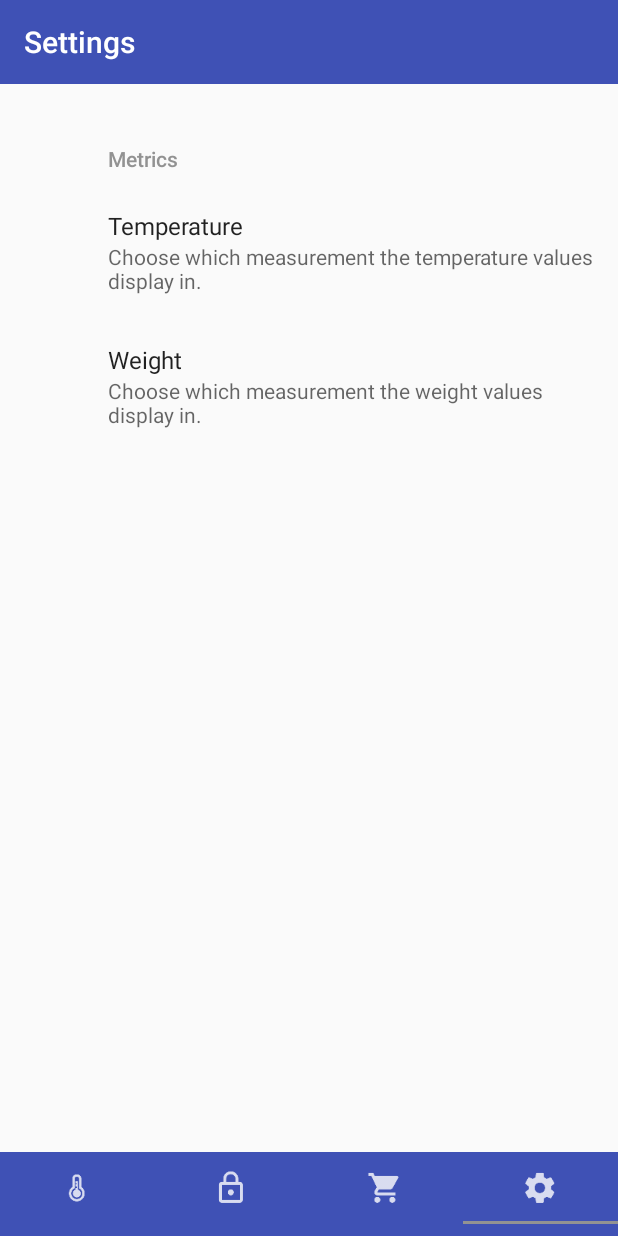
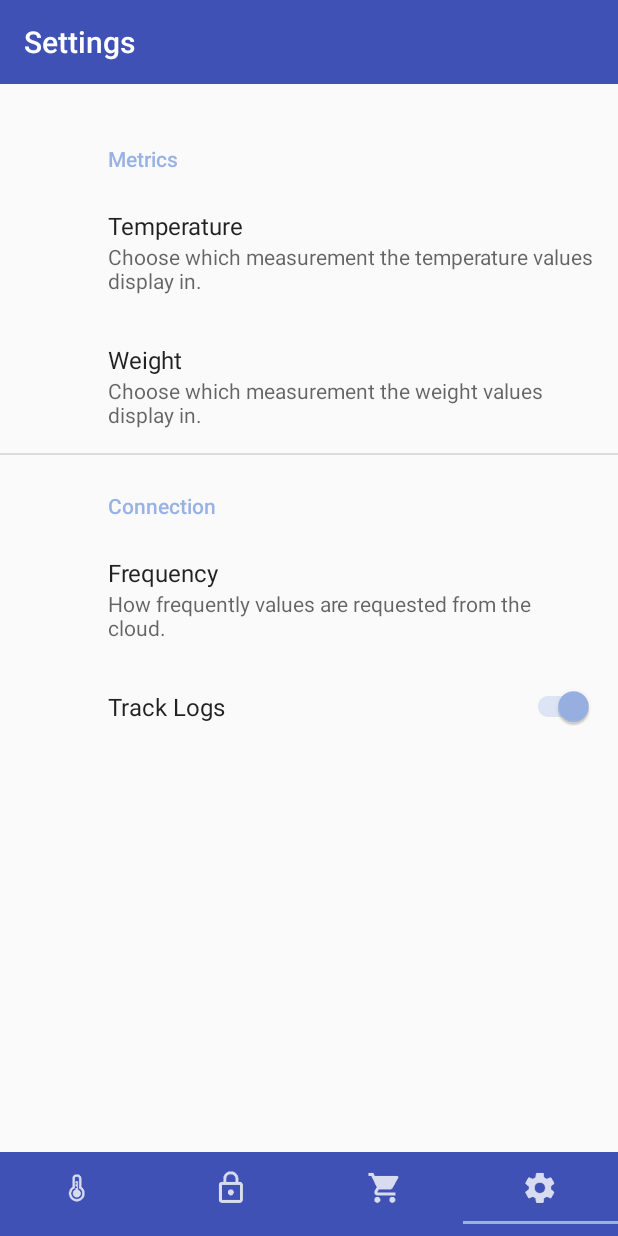
Before and after one commit to Sheehan95/smart-home, an Android app: the screen it shows after launch (MainActivity), item 4 of the bottom bar chosen, on a phone screen of 412 x 824 dp. Run offline under Robolectric (Android 15) with nearby library versions, the phone set to English and light mode, and no system bars; our stand-ins replace androidx.preference; 2 statements that could not run were skipped.

Commit message:
Improved Android preferences style

```diff
--- a/android-app/app/src/main/java/ie/sheehan/smarthome/fragment/SettingsFragment.java
+++ b/android-app/app/src/main/java/ie/sheehan/smarthome/fragment/SettingsFragment.java
@@ -15,11 +15,11 @@ public class SettingsFragment extends PreferenceFragmentCompat {
     public static final String KEY_PREF_METRIC_TEMPERATURE = "pref_metric_temperature";
     public static final String KEY_PREF_METRIC_WEIGHT = "pref_metric_weight";
 
-    public static final String VALUE_METRIC_TEMPERATURE_CELSIUS = "0";
-    public static final String VALUE_METRIC_TEMPERATURE_FAHRENHEIT = "1";
+    public static final int VALUE_METRIC_TEMPERATURE_CELSIUS = 0;
+    public static final int VALUE_METRIC_TEMPERATURE_FAHRENHEIT = 1;
 
-    public static final String VALUE_METRIC_WEIGHT_METRIC = "0";
-    public static final String VALUE_METRIC_WEIGHT_IMPERIAL = "1";
+    public static final int VALUE_METRIC_WEIGHT_METRIC = 0;
+    public static final int VALUE_METRIC_WEIGHT_IMPERIAL = 1;
 
 
     public SettingsFragment() {
--- a/android-app/app/src/main/res/values/colors.xml
+++ b/android-app/app/src/main/res/values/colors.xml
@@ -2,5 +2,5 @@
 <resources>
     <color name="colorPrimary">#3F51B5</color>
     <color name="colorPrimaryDark">#303F9F</color>
-    <color name="colorAccent">#929292</color>
+    <color name="colorAccent">#99B2E5</color>
 </resources>
--- a/android-app/app/src/main/res/values/strings.xml
+++ b/android-app/app/src/main/res/values/strings.xml
@@ -20,7 +20,8 @@
     <string name="text_from_date">From: %1$s</string>
     <string name="text_to_date">To: %1$s</string>
 
-    <!-- PREFERENCES -->
+    <!-- ========== PREFERENCES ========== -->
+    <!-- METRICS -->
     <string name="pref_category_metrics">Metrics</string>
 
     <string name="pref_title_metrics_temperature">Temperature</string>
@@ -36,7 +37,6 @@
         <item>1</item>
     </string-array>
 
-
     <string name="pref_title_metrics_weight">Weight</string>
     <string name="pref_desc_metrics_weight">Choose which measurement the weight values display in.</string>
 
@@ -50,6 +50,26 @@
         <item>1</item>
     </string-array>
 
+    <!-- CONNECTION -->
+    <string name="pref_category_connection">Connection</string>
+
+    <string name="pref_title_connection_frequency">Frequency</string>
+    <string name="pref_desc_connection_frequency">How frequently values are requested from the cloud.</string>
+
+    <string-array name="pref_connection_frequency_options">
+        <item>Every Half Second</item>
+        <item>Every Second</item>
+        <item>Every Two Seconds</item>
+        <item>Every Five Seconds</item>
+    </string-array>
+
+    <string-array name="pref_connection_frequency_values">
+        <item>0</item>
+        <item>1</item>
+        <item>2</item>
+        <item>3</item>
+    </string-array>
+
     <!-- PLACEHOLDERS -->
 
     <!-- TODO: Remove or change this placeholder text -->
--- a/android-app/app/src/main/res/xml/preferences.xml
+++ b/android-app/app/src/main/res/xml/preferences.xml
@@ -5,7 +5,7 @@
 
     <PreferenceCategory
         android:title="@string/pref_category_metrics"
-        android:key="pref_key_metric_settings">
+        android:key="pref_metric_settings">
         <ListPreference
             android:key="pref_metric_temperature"
             android:title="@string/pref_title_metrics_temperature"
@@ -13,7 +13,6 @@
             android:entries="@array/pref_metrics_temperature_options"
             android:entryValues="@array/pref_metrics_temperature_values"
             android:defaultValue="0" />
-
         <ListPreference
             android:key="pref_metric_weight"
             android:title="@string/pref_title_metrics_weight"
@@ -23,4 +22,20 @@
             android:defaultValue="0" />
     </PreferenceCategory>
 
+    <PreferenceCategory
+        android:title="Connection"
+        android:key="pref_connection_settings">
+        <ListPreference
+            android:key="pref_connection_frequency"
+            android:title="@string/pref_title_connection_frequency"
+            android:summary="@string/pref_desc_connection_frequency"
+            android:entries="@array/pref_connection_frequency_options"
+            android:entryValues="@array/pref_connection_frequency_values"
+            android:defaultValue="0" />
+        <SwitchPreferenceCompat
+            android:key="pref_madeup_yoke"
+            android:title="Track Logs"
+            android:defaultValue="true" />
+    </PreferenceCategory>
+
 </PreferenceScreen>
```
